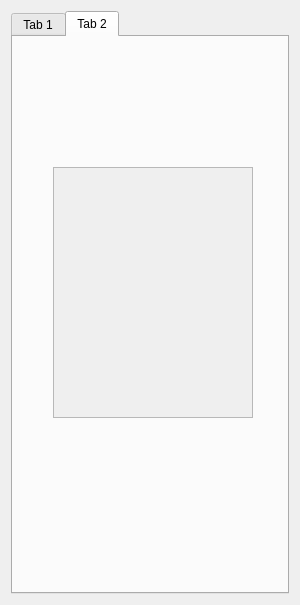
Before: the Qt Designer form widget.ui in BuWH/Pokemon, drawn with Qt 5.
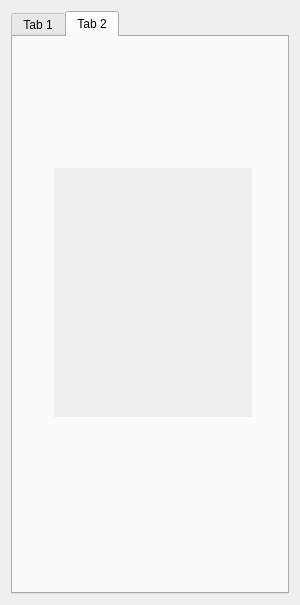
After: the same form once the commit is applied. The open tabs and pages were chosen to show the change.

```diff
--- a/widget.ui
+++ b/widget.ui
@@ -267,6 +267,9 @@
                                  <verstretch>0</verstretch>
                              </sizepolicy>
                          </property>
+                         <property name="styleSheet">
+                             <string notr="true">QScrollArea {background-color:transparent;}</string>
+                         </property>
                          <property name="horizontalScrollBarPolicy">
                              <enum>Qt::ScrollBarAlwaysOff</enum>
                          </property>
```
